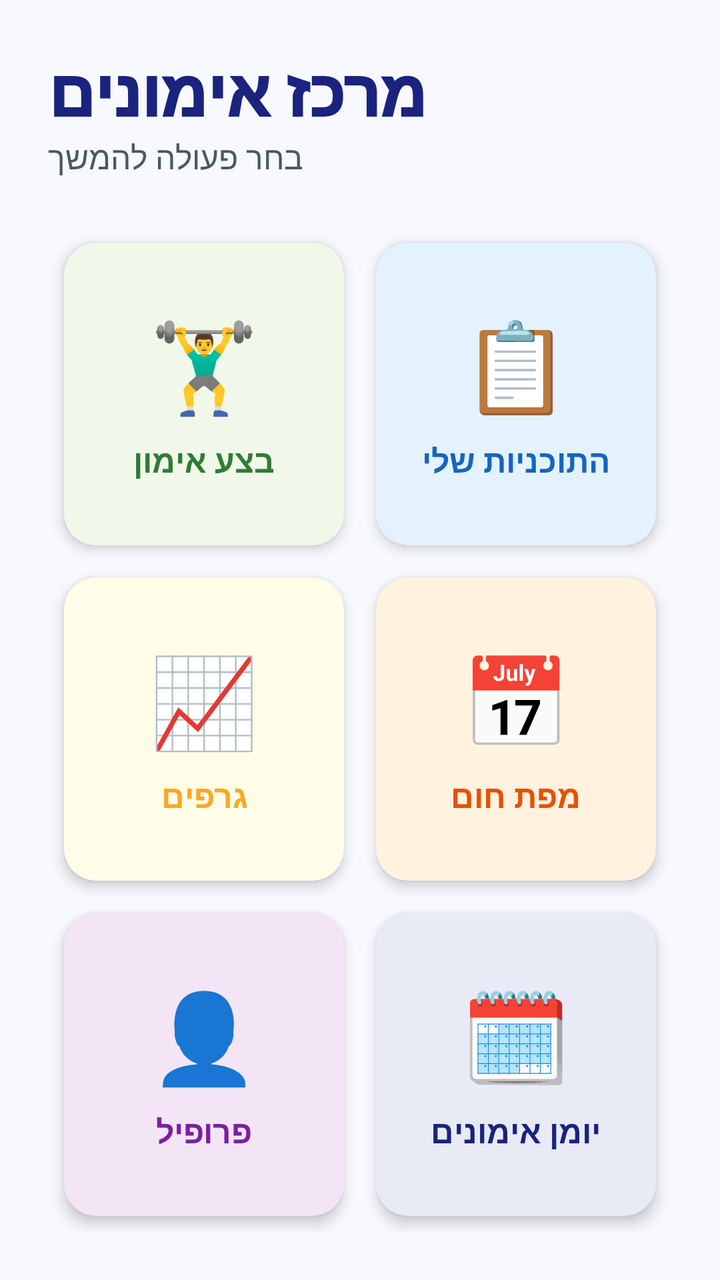
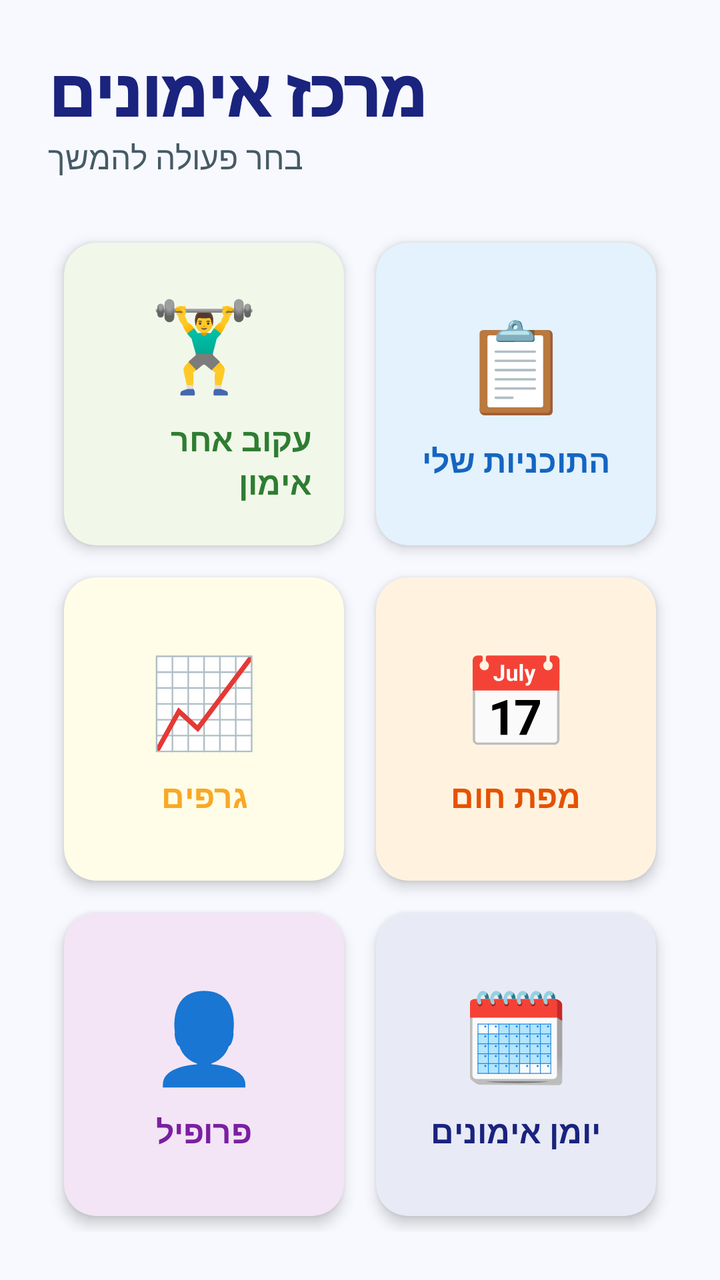

An Android layout rendered at two revisions. The XML below is the earlier revision; the diff shows what the commit changed to produce the second picture.
<!-- AndroidManifest.xml: application theme Theme.Gym_calender10 -->
<!-- res/layout/activity_user_dashboard.xml -->
<?xml version="1.0" encoding="utf-8"?>
<androidx.constraintlayout.widget.ConstraintLayout xmlns:android="http://schemas.android.com/apk/res/android"
    xmlns:app="http://schemas.android.com/apk/res-auto"
    android:layout_width="match_parent"
    android:layout_height="match_parent"
    android:padding="24dp"
    android:background="@color/bg_dashboard">

    <TextView
        android:id="@+id/tvDashboardTitle"
        android:layout_width="wrap_content"
        android:layout_height="wrap_content"
        android:text="מרכז אימונים"
        android:textSize="32sp"
        android:fontFamily="sans-serif-black"
        android:textColor="@color/primaryColor"
        app:layout_constraintTop_toTopOf="parent"
        app:layout_constraintStart_toStartOf="parent" />

    <TextView
        android:id="@+id/tvDashboardSubtitle"
        android:layout_width="wrap_content"
        android:layout_height="wrap_content"
        android:text="בחר פעולה להמשך"
        android:textSize="16sp"
        android:textColor="@color/secondaryTextColor"
        app:layout_constraintTop_toBottomOf="@+id/tvDashboardTitle"
        app:layout_constraintStart_toStartOf="parent" />

    <GridLayout
        android:layout_width="match_parent"
        android:layout_height="0dp"
        android:layout_marginTop="24dp"
        android:columnCount="2"
        android:rowCount="3"
        app:layout_constraintTop_toBottomOf="@+id/tvDashboardSubtitle"
        app:layout_constraintBottom_toBottomOf="parent">

        
        <com.google.android.material.card.MaterialCardView
            android:id="@+id/cardTrackWorkout"
            style="@style/AppCard"
            android:layout_width="0dp"
            android:layout_height="0dp"
            android:layout_rowWeight="1"
            android:layout_columnWeight="1"
            android:layout_margin="8dp"
            app:cardBackgroundColor="#F1F8E9">
            <LinearLayout
                android:layout_width="match_parent"
                android:layout_height="match_parent"
                android:gravity="center"
                android:orientation="vertical"
                android:padding="16dp">
                <TextView
                    android:layout_width="wrap_content"
                    android:layout_height="wrap_content"
                    android:text="🏋️‍♂️"
                    android:textSize="44sp" />
                <TextView
                    android:layout_width="wrap_content"
                    android:layout_height="wrap_content"
                    android:text="בצע אימון"
                    android:textColor="@color/workoutAccent"
                    android:textSize="16sp"
                    android:textStyle="bold"
                    android:layout_marginTop="8dp" />
            </LinearLayout>
        </com.google.android.material.card.MaterialCardView>

        
        <com.google.android.material.card.MaterialCardView
            android:id="@+id/cardMyPlans"
            style="@style/AppCard"
            android:layout_width="0dp"
            android:layout_height="0dp"
            android:layout_rowWeight="1"
            android:layout_columnWeight="1"
            android:layout_margin="8dp"
            app:cardBackgroundColor="#E3F2FD">
            <LinearLayout
                android:layout_width="match_parent"
                android:layout_height="match_parent"
                android:gravity="center"
                android:orientation="vertical"
                android:padding="16dp">
                <TextView
                    android:layout_width="wrap_content"
                    android:layout_height="wrap_content"
                    android:text="📋"
                    android:textSize="44sp" />
                <TextView
                    android:layout_width="wrap_content"
                    android:layout_height="wrap_content"
                    android:text="התוכניות שלי"
                    android:textColor="@color/planAccent"
                    android:textSize="16sp"
                    android:textStyle="bold"
                    android:layout_marginTop="8dp" />
            </LinearLayout>
        </com.google.android.material.card.MaterialCardView>

        
        <com.google.android.material.card.MaterialCardView
            android:id="@+id/cardAnalytics"
            style="@style/AppCard"
            android:layout_width="0dp"
            android:layout_height="0dp"
            android:layout_rowWeight="1"
            android:layout_columnWeight="1"
            android:layout_margin="8dp"
            app:cardBackgroundColor="#FFFDE7">
            <LinearLayout
                android:layout_width="match_parent"
                android:layout_height="match_parent"
                android:gravity="center"
                android:orientation="vertical"
                android:padding="16dp">
                <TextView
                    android:layout_width="wrap_content"
                    android:layout_height="wrap_content"
                    android:text="📈"
                    android:textSize="44sp" />
                <TextView
                    android:layout_width="wrap_content"
                    android:layout_height="wrap_content"
                    android:text="גרפים"
                    android:textColor="@color/analyticsAccent"
                    android:textSize="16sp"
                    android:textStyle="bold"
                    android:layout_marginTop="8dp" />
            </LinearLayout>
        </com.google.android.material.card.MaterialCardView>

        
        <com.google.android.material.card.MaterialCardView
            android:id="@+id/cardHeatmap"
            style="@style/AppCard"
            android:layout_width="0dp"
            android:layout_height="0dp"
            android:layout_rowWeight="1"
            android:layout_columnWeight="1"
            android:layout_margin="8dp"
            app:cardBackgroundColor="#FFF3E0">
            <LinearLayout
                android:layout_width="match_parent"
                android:layout_height="match_parent"
                android:gravity="center"
                android:orientation="vertical"
                android:padding="16dp">
                <TextView
                    android:layout_width="wrap_content"
                    android:layout_height="wrap_content"
                    android:text="📅"
                    android:textSize="44sp" />
                <TextView
                    android:layout_width="wrap_content"
                    android:layout_height="wrap_content"
                    android:text="מפת חום"
                    android:textColor="@color/secondaryColor"
                    android:textSize="16sp"
                    android:textStyle="bold"
                    android:layout_marginTop="8dp" />
            </LinearLayout>
        </com.google.android.material.card.MaterialCardView>

        
        <com.google.android.material.card.MaterialCardView
            android:id="@+id/cardProfile"
            style="@style/AppCard"
            android:layout_width="0dp"
            android:layout_height="0dp"
            android:layout_rowWeight="1"
            android:layout_columnWeight="1"
            android:layout_margin="8dp"
            app:cardBackgroundColor="#F3E5F5">
            <LinearLayout
                android:layout_width="match_parent"
                android:layout_height="match_parent"
                android:gravity="center"
                android:orientation="vertical"
                android:padding="16dp">
                <TextView
                    android:layout_width="wrap_content"
                    android:layout_height="wrap_content"
                    android:text="👤"
                    android:textSize="44sp" />
                <TextView
                    android:layout_width="wrap_content"
                    android:layout_height="wrap_content"
                    android:text="פרופיל"
                    android:textColor="@color/profileAccent"
                    android:textSize="16sp"
                    android:textStyle="bold"
                    android:layout_marginTop="8dp" />
            </LinearLayout>
        </com.google.android.material.card.MaterialCardView>

        
        <com.google.android.material.card.MaterialCardView
            android:id="@+id/cardCalendar"
            style="@style/AppCard"
            android:layout_width="0dp"
            android:layout_height="0dp"
            android:layout_rowWeight="1"
            android:layout_columnWeight="1"
            android:layout_margin="8dp"
            app:cardBackgroundColor="#E8EAF6">
            <LinearLayout
                android:layout_width="match_parent"
                android:layout_height="match_parent"
                android:gravity="center"
                android:orientation="vertical"
                android:padding="16dp">
                <TextView
                    android:layout_width="wrap_content"
                    android:layout_height="wrap_content"
                    android:text="🗓️"
                    android:textSize="44sp" />
                <TextView
                    android:layout_width="wrap_content"
                    android:layout_height="wrap_content"
                    android:text="יומן אימונים"
                    android:textColor="@color/primaryColor"
                    android:textSize="16sp"
                    android:textStyle="bold"
                    android:layout_marginTop="8dp" />
            </LinearLayout>
        </com.google.android.material.card.MaterialCardView>

    </GridLayout>

</androidx.constraintlayout.widget.ConstraintLayout>
<!-- resources referenced by this layout -->
<resources>
  <color name="analyticsAccent">#F9A825</color>
  <color name="bg_dashboard">#F8F9FE</color>
  <color name="planAccent">#1565C0</color>
  <color name="primaryColor">#1A237E</color>
  <color name="profileAccent">#7B1FA2</color>
  <color name="secondaryColor">#E65100</color>
  <color name="secondaryTextColor">#455A64</color>
  <color name="workoutAccent">#2E7D32</color>
  <style name="AppCard" parent="Widget.Material3.CardView.Elevated">
          <item name="cardBackgroundColor">@color/cardBackground</item>
          <item name="cardElevation">4dp</item>
          <item name="cardCornerRadius">16dp</item>
          <item name="shapeAppearance">@style/ShapeAppearance.App.MediumComponent</item>
      </style>
  <style name="Theme.Gym_calender10" parent="Theme.Material3.Light.NoActionBar">
          
          <item name="colorPrimary">@color/primaryColor</item>
          <item name="colorPrimaryVariant">@color/primaryDarkColor</item>
          <item name="colorOnPrimary">@color/whiteTextColor</item>
  
          
          <item name="colorSecondary">@color/secondaryColor</item>
          <item name="colorSecondaryVariant">@color/secondaryDarkColor</item>
          <item name="colorOnSecondary">@color/whiteTextColor</item>
  
          
          <item name="android:statusBarColor">@color/primaryDarkColor</item>
  
          
          <item name="android:windowBackground">@color/backgroundColor</item>
          <item name="colorSurface">@color/surfaceColor</item>
          <item name="colorOnSurface">@color/primaryTextColor</item>
  
          
          <item name="materialButtonStyle">@style/AppButton</item>
          <item name="textInputStyle">@style/AppTextInputLayout</item>
          <item name="materialCardViewStyle">@style/AppCard</item>
  
          <item name="bottomSheetDialogTheme">@style/AppBottomSheetDialogTheme</item>
      </style>
  <color name="cardBackground">#FFFFFF</color>
  <style name="ShapeAppearance.App.MediumComponent" parent="ShapeAppearance.Material3.MediumComponent">
          <item name="cornerFamily">rounded</item>
          <item name="cornerSize">12dp</item>
      </style>
  <color name="primaryDarkColor">#000051</color>
  <color name="whiteTextColor">#FFFFFF</color>
  <color name="secondaryDarkColor">#BF360C</color>
  <color name="backgroundColor">#F8F9FA</color>
  <color name="surfaceColor">#FFFFFF</color>
  <color name="primaryTextColor">#121212</color>
  <style name="AppButton" parent="Widget.Material3.Button">
          <item name="android:insetTop">0dp</item>
          <item name="android:insetBottom">0dp</item>
          <item name="shapeAppearance">@style/ShapeAppearance.App.MediumComponent</item>
      </style>
  <style name="AppTextInputLayout" parent="Widget.Material3.TextInputLayout.OutlinedBox">
          <item name="boxStrokeColor">@color/primaryColor</item>
          <item name="boxCornerRadiusTopStart">8dp</item>
          <item name="boxCornerRadiusTopEnd">8dp</item>
          <item name="boxCornerRadiusBottomStart">8dp</item>
          <item name="boxCornerRadiusBottomEnd">8dp</item>
      </style>
  <style name="AppBottomSheetDialogTheme" parent="Theme.Design.Light.BottomSheetDialog">
          <item name="bottomSheetStyle">@style/AppBottomSheetStyle</item>
      </style>
  <style name="AppBottomSheetStyle" parent="Widget.Design.BottomSheet.Modal">
          <item name="android:background">@android:color/transparent</item>
      </style>
</resources>

<!-- the commit's change to res/layout/activity_user_dashboard.xml (unified diff, before → after) -->
@@ -60,7 +60,7 @@
                 <TextView
                     android:layout_width="wrap_content"
                     android:layout_height="wrap_content"
-                    android:text="בצע אימון"
+                    android:text="עקוב אחר אימון"
                     android:textColor="@color/workoutAccent"
                     android:textSize="16sp"
                     android:textStyle="bold"
